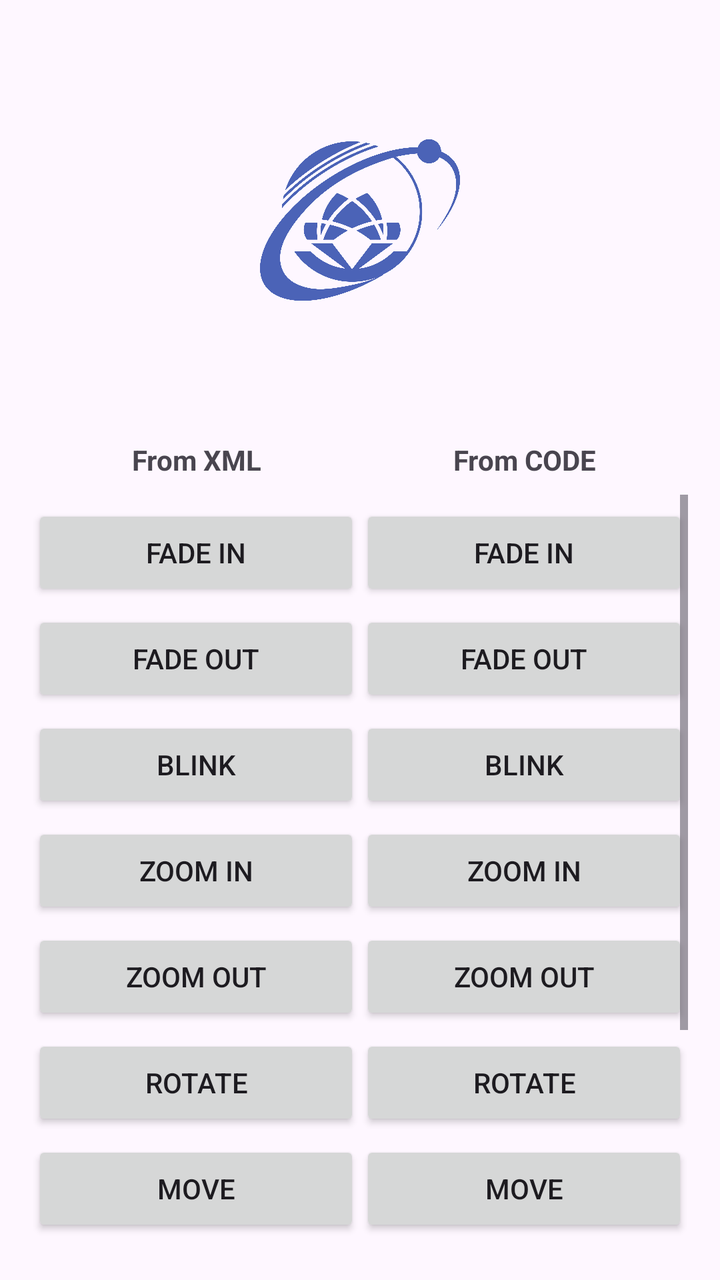
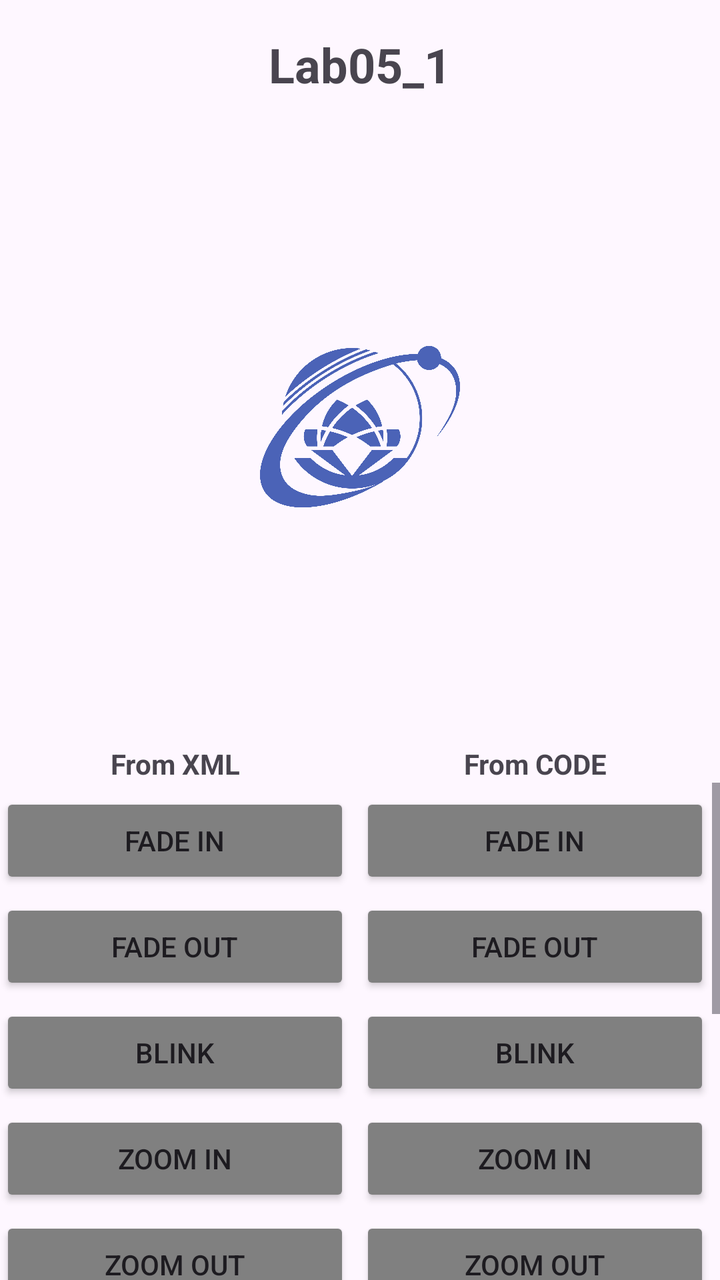

The first picture is an Android layout as it rendered before a commit; the second is the same layout after the commit. The layout source and the unified diff follow.
<!-- AndroidManifest.xml: activity theme Theme.Lab04_BaiTap1 -->
<!-- res/layout/activity_main.xml -->
<?xml version="1.0" encoding="utf-8"?>
<LinearLayout
    xmlns:android="http://schemas.android.com/apk/res/android"
    xmlns:tools="http://schemas.android.com/tools"
    android:layout_width="match_parent"
    android:layout_height="match_parent"
    android:orientation="vertical"
    android:padding="16dp"
    tools:context=".MainActivity">

    <FrameLayout
        android:layout_width="match_parent"
        android:layout_height="0dp"
        android:layout_weight="1">

        <ImageView
            android:id="@+id/iv_uit_logo"
            android:layout_width="@dimen/image_base"
            android:layout_height="@dimen/image_base"
            android:layout_gravity="center"
            android:scaleType="fitCenter"
            android:src="@drawable/uit_logo" />
    </FrameLayout>

    <LinearLayout
        android:layout_width="match_parent"
        android:layout_height="wrap_content"
        android:orientation="horizontal"
        android:layout_marginTop="16dp"
        android:layout_marginBottom="8dp">

        <TextView
            android:layout_width="0dp"
            android:layout_height="wrap_content"
            android:layout_weight="1"
            android:text="@string/from_xml"
            android:gravity="center"
            android:textStyle="bold" />

        <TextView
            android:layout_width="0dp"
            android:layout_height="wrap_content"
            android:layout_weight="1"
            android:text="@string/from_code"
            android:textStyle="bold"
            android:gravity="center" />
    </LinearLayout>

    <ScrollView
        android:layout_width="match_parent"
        android:layout_height="0dp"
        android:layout_weight="2">

        <LinearLayout
            android:layout_width="match_parent"
            android:layout_height="wrap_content"
            android:orientation="vertical">

            
            <LinearLayout
                android:layout_width="match_parent"
                android:layout_height="wrap_content"
                android:orientation="horizontal"
                android:layout_marginTop="@dimen/margin_base">
                <Button android:id="@+id/btn_fade_in_xml" android:layout_width="0dp" android:layout_height="wrap_content" android:layout_weight="1" android:text="@string/fade_in" />
                <Button android:id="@+id/btn_fade_in_code" android:layout_width="0dp" android:layout_height="wrap_content" android:layout_weight="1" android:text="@string/fade_in" />
            </LinearLayout>

            
            <LinearLayout
                android:layout_width="match_parent"
                android:layout_height="wrap_content"
                android:orientation="horizontal"
                android:layout_marginTop="@dimen/margin_base">
                <Button android:id="@+id/btn_fade_out_xml" android:layout_width="0dp" android:layout_height="wrap_content" android:layout_weight="1" android:text="@string/fade_out" />
                <Button android:id="@+id/btn_fade_out_code" android:layout_width="0dp" android:layout_height="wrap_content" android:layout_weight="1" android:text="@string/fade_out" />
            </LinearLayout>

            
            <LinearLayout
                android:layout_width="match_parent"
                android:layout_height="wrap_content"
                android:orientation="horizontal"
                android:layout_marginTop="@dimen/margin_base">
                <Button android:id="@+id/btn_blink_xml" android:layout_width="0dp" android:layout_height="wrap_content" android:layout_weight="1" android:text="@string/blink" />
                <Button android:id="@+id/btn_blink_code" android:layout_width="0dp" android:layout_height="wrap_content" android:layout_weight="1" android:text="@string/blink" />
            </LinearLayout>

            
            <LinearLayout
                android:layout_width="match_parent"
                android:layout_height="wrap_content"
                android:orientation="horizontal"
                android:layout_marginTop="@dimen/margin_base">
                <Button android:id="@+id/btn_zoom_in_xml" android:layout_width="0dp" android:layout_height="wrap_content" android:layout_weight="1" android:text="@string/zoom_in" />
                <Button android:id="@+id/btn_zoom_in_code" android:layout_width="0dp" android:layout_height="wrap_content" android:layout_weight="1" android:text="@string/zoom_in" />
            </LinearLayout>

            
            <LinearLayout
                android:layout_width="match_parent"
                android:layout_height="wrap_content"
                android:orientation="horizontal"
                android:layout_marginTop="@dimen/margin_base">
                <Button android:id="@+id/btn_zoom_out_xml" android:layout_width="0dp" android:layout_height="wrap_content" android:layout_weight="1" android:text="@string/zoom_out" />
                <Button android:id="@+id/btn_zoom_out_code" android:layout_width="0dp" android:layout_height="wrap_content" android:layout_weight="1" android:text="@string/zoom_out" />
            </LinearLayout>

            
            <LinearLayout
                android:layout_width="match_parent"
                android:layout_height="wrap_content"
                android:orientation="horizontal"
                android:layout_marginTop="@dimen/margin_base">
                <Button android:id="@+id/btn_rotate_xml" android:layout_width="0dp" android:layout_height="wrap_content" android:layout_weight="1" android:text="@string/rotate" />
                <Button android:id="@+id/btn_rotate_code" android:layout_width="0dp" android:layout_height="wrap_content" android:layout_weight="1" android:text="@string/rotate" />
            </LinearLayout>

            
            <LinearLayout
                android:layout_width="match_parent"
                android:layout_height="wrap_content"
                android:orientation="horizontal"
                android:layout_marginTop="@dimen/margin_base">
                <Button android:id="@+id/btn_move_xml" android:layout_width="0dp" android:layout_height="wrap_content" android:layout_weight="1" android:text="@string/move" />
                <Button android:id="@+id/btn_move_code" android:layout_width="0dp" android:layout_height="wrap_content" android:layout_weight="1" android:text="@string/move" />
            </LinearLayout>

            
            <LinearLayout
                android:layout_width="match_parent"
                android:layout_height="wrap_content"
                android:orientation="horizontal"
                android:layout_marginTop="@dimen/margin_base">
                <Button android:id="@+id/btn_slide_up_xml" android:layout_width="0dp" android:layout_height="wrap_content" android:layout_weight="1" android:text="@string/slide_up" />
                <Button android:id="@+id/btn_slide_up_code" android:layout_width="0dp" android:layout_height="wrap_content" android:layout_weight="1" android:text="@string/slide_up" />
            </LinearLayout>

            
            <LinearLayout
                android:layout_width="match_parent"
                android:layout_height="wrap_content"
                android:orientation="horizontal"
                android:layout_marginTop="@dimen/margin_base">
                <Button android:id="@+id/btn_bounce_xml" android:layout_width="0dp" android:layout_height="wrap_content" android:layout_weight="1" android:text="@string/bounce" />
                <Button android:id="@+id/btn_bounce_code" android:layout_width="0dp" android:layout_height="wrap_content" android:layout_weight="1" android:text="@string/bounce" />
            </LinearLayout>

            
            <LinearLayout
                android:layout_width="match_parent"
                android:layout_height="wrap_content"
                android:orientation="horizontal"
                android:layout_marginTop="@dimen/margin_base">
                <Button android:id="@+id/btn_combine_xml" android:layout_width="0dp" android:layout_height="wrap_content" android:layout_weight="1" android:text="@string/combine" />
                <Button android:id="@+id/btn_combine_code" android:layout_width="0dp" android:layout_height="wrap_content" android:layout_weight="1" android:text="@string/combine" />
            </LinearLayout>

        </LinearLayout>
    </ScrollView>

</LinearLayout>
<!-- resources referenced by this layout -->
<resources>
  <dimen name="image_base">100dp</dimen>
  <dimen name="margin_base">5dp</dimen>
  <!-- drawable uit_logo: png bitmap (drawable, 188524 bytes) -->
  <string name="blink">Blink</string>
  <string name="bounce">Bounce</string>
  <string name="combine">Combine</string>
  <string name="fade_in">Fade In</string>
  <string name="fade_out">Fade Out</string>
  <string name="from_code">From CODE</string>
  <string name="from_xml">From XML</string>
  <string name="move">Move</string>
  <string name="rotate">Rotate</string>
  <string name="slide_up">Slide Up</string>
  <string name="zoom_in">Zoom In</string>
  <string name="zoom_out">Zoom Out</string>
  <style name="Theme.Lab04_BaiTap1" parent="Base.Theme.Lab04_BaiTap1" />
  <style name="Base.Theme.Lab04_BaiTap1" parent="Theme.Material3.DayNight.NoActionBar">
          
          
      </style>
</resources>

<!-- the commit's change to res/layout/activity_main.xml (unified diff, before → after) -->
@@ -1,17 +1,23 @@
 <?xml version="1.0" encoding="utf-8"?>
-<LinearLayout
-    xmlns:android="http://schemas.android.com/apk/res/android"
-    xmlns:tools="http://schemas.android.com/tools"
+<LinearLayout xmlns:android="http://schemas.android.com/apk/res/android"
     android:layout_width="match_parent"
     android:layout_height="match_parent"
-    android:orientation="vertical"
-    android:padding="16dp"
-    tools:context=".MainActivity">
+    android:orientation="vertical">
+
+    
+    <TextView
+        android:layout_width="match_parent"
+        android:layout_height="wrap_content"
+        android:text="Lab05_1"
+        android:textSize="24sp"
+        android:textStyle="bold"
+        android:gravity="center"
+        android:padding="16dp" />
 
     <FrameLayout
         android:layout_width="match_parent"
         android:layout_height="0dp"
-        android:layout_weight="1">
+        android:layout_weight="6">
 
         <ImageView
             android:id="@+id/iv_uit_logo"
@@ -25,31 +31,34 @@
     <LinearLayout
         android:layout_width="match_parent"
         android:layout_height="wrap_content"
-        android:orientation="horizontal"
-        android:layout_marginTop="16dp"
-        android:layout_marginBottom="8dp">
+        android:layout_marginTop="@dimen/margin_basex2"
+        android:orientation="horizontal">
 
         <TextView
             android:layout_width="0dp"
             android:layout_height="wrap_content"
             android:layout_weight="1"
+            android:gravity="center"
+            android:layout_marginEnd="@dimen/margin_base"
+            android:layout_marginRight="@dimen/margin_base"
             android:text="@string/from_xml"
-            android:gravity="center"
             android:textStyle="bold" />
 
         <TextView
             android:layout_width="0dp"
             android:layout_height="wrap_content"
             android:layout_weight="1"
+            android:gravity="center"
+            android:layout_marginEnd="@dimen/margin_base"
+            android:layout_marginRight="@dimen/margin_base"
             android:text="@string/from_code"
-            android:textStyle="bold"
-            android:gravity="center" />
+            android:textStyle="bold" />
     </LinearLayout>
 
     <ScrollView
         android:layout_width="match_parent"
         android:layout_height="0dp"
-        android:layout_weight="2">
+        android:layout_weight="5">
 
         <LinearLayout
             android:layout_width="match_parent"
@@ -60,100 +69,321 @@
             <LinearLayout
                 android:layout_width="match_parent"
                 android:layout_height="wrap_content"
-                android:orientation="horizontal"
-                android:layout_marginTop="@dimen/margin_base">
-                <Button android:id="@+id/btn_fade_in_xml" android:layout_width="0dp" android:layout_height="wrap_content" android:layout_weight="1" android:text="@string/fade_in" />
-                <Button android:id="@+id/btn_fade_in_code" android:layout_width="0dp" android:layout_height="wrap_content" android:layout_weight="1" android:text="@string/fade_in" />
-            </LinearLayout>
-
-            
-            <LinearLayout
-                android:layout_width="match_parent"
-                android:layout_height="wrap_content"
-                android:orientation="horizontal"
-                android:layout_marginTop="@dimen/margin_base">
-                <Button android:id="@+id/btn_fade_out_xml" android:layout_width="0dp" android:layout_height="wrap_content" android:layout_weight="1" android:text="@string/fade_out" />
-                <Button android:id="@+id/btn_fade_out_code" android:layout_width="0dp" android:layout_height="wrap_content" android:layout_weight="1" android:text="@string/fade_out" />
-            </LinearLayout>
-
-            
-            <LinearLayout
-                android:layout_width="match_parent"
-                android:layout_height="wrap_content"
-                android:orientation="horizontal"
-                android:layout_marginTop="@dimen/margin_base">
-                <Button android:id="@+id/btn_blink_xml" android:layout_width="0dp" android:layout_height="wrap_content" android:layout_weight="1" android:text="@string/blink" />
-                <Button android:id="@+id/btn_blink_code" android:layout_width="0dp" android:layout_height="wrap_content" android:layout_weight="1" android:text="@string/blink" />
-            </LinearLayout>
-
-            
-            <LinearLayout
-                android:layout_width="match_parent"
-                android:layout_height="wrap_content"
-                android:orientation="horizontal"
-                android:layout_marginTop="@dimen/margin_base">
-                <Button android:id="@+id/btn_zoom_in_xml" android:layout_width="0dp" android:layout_height="wrap_content" android:layout_weight="1" android:text="@string/zoom_in" />
-                <Button android:id="@+id/btn_zoom_in_code" android:layout_width="0dp" android:layout_height="wrap_content" android:layout_weight="1" android:text="@string/zoom_in" />
-            </LinearLayout>
-
-            
-            <LinearLayout
-                android:layout_width="match_parent"
-                android:layout_height="wrap_content"
-                android:orientation="horizontal"
-                android:layout_marginTop="@dimen/margin_base">
-                <Button android:id="@+id/btn_zoom_out_xml" android:layout_width="0dp" android:layout_height="wrap_content" android:layout_weight="1" android:text="@string/zoom_out" />
-                <Button android:id="@+id/btn_zoom_out_code" android:layout_width="0dp" android:layout_height="wrap_content" android:layout_weight="1" android:text="@string/zoom_out" />
-            </LinearLayout>
-
-            
-            <LinearLayout
-                android:layout_width="match_parent"
-                android:layout_height="wrap_content"
-                android:orientation="horizontal"
-                android:layout_marginTop="@dimen/margin_base">
-                <Button android:id="@+id/btn_rotate_xml" android:layout_width="0dp" android:layout_height="wrap_content" android:layout_weight="1" android:text="@string/rotate" />
-                <Button android:id="@+id/btn_rotate_code" android:layout_width="0dp" android:layout_height="wrap_content" android:layout_weight="1" android:text="@string/rotate" />
-            </LinearLayout>
-
-            
-            <LinearLayout
-                android:layout_width="match_parent"
-                android:layout_height="wrap_content"
-                android:orientation="horizontal"
-                android:layout_marginTop="@dimen/margin_base">
-                <Button android:id="@+id/btn_move_xml" android:layout_width="0dp" android:layout_height="wrap_content" android:layout_weight="1" android:text="@string/move" />
-                <Button android:id="@+id/btn_move_code" android:layout_width="0dp" android:layout_height="wrap_content" android:layout_weight="1" android:text="@string/move" />
-            </LinearLayout>
-
-            
-            <LinearLayout
-                android:layout_width="match_parent"
-                android:layout_height="wrap_content"
-                android:orientation="horizontal"
-                android:layout_marginTop="@dimen/margin_base">
-                <Button android:id="@+id/btn_slide_up_xml" android:layout_width="0dp" android:layout_height="wrap_content" android:layout_weight="1" android:text="@string/slide_up" />
-                <Button android:id="@+id/btn_slide_up_code" android:layout_width="0dp" android:layout_height="wrap_content" android:layout_weight="1" android:text="@string/slide_up" />
-            </LinearLayout>
-
-            
-            <LinearLayout
-                android:layout_width="match_parent"
-                android:layout_height="wrap_content"
-                android:orientation="horizontal"
-                android:layout_marginTop="@dimen/margin_base">
-                <Button android:id="@+id/btn_bounce_xml" android:layout_width="0dp" android:layout_height="wrap_content" android:layout_weight="1" android:text="@string/bounce" />
-                <Button android:id="@+id/btn_bounce_code" android:layout_width="0dp" android:layout_height="wrap_content" android:layout_weight="1" android:text="@string/bounce" />
-            </LinearLayout>
-
-            
-            <LinearLayout
-                android:layout_width="match_parent"
-                android:layout_height="wrap_content"
-                android:orientation="horizontal"
-                android:layout_marginTop="@dimen/margin_base">
-                <Button android:id="@+id/btn_combine_xml" android:layout_width="0dp" android:layout_height="wrap_content" android:layout_weight="1" android:text="@string/combine" />
-                <Button android:id="@+id/btn_combine_code" android:layout_width="0dp" android:layout_height="wrap_content" android:layout_weight="1" android:text="@string/combine" />
+                android:layout_marginTop="@dimen/margin_base"
+                android:orientation="horizontal">
+
+                <Button
+                    android:id="@+id/btn_fade_in_xml"
+                    android:layout_width="0dp"
+                    android:layout_height="wrap_content"
+                    android:layout_weight="1"
+                    android:gravity="center"
+                    android:layout_marginEnd="@dimen/margin_base"
+                    android:layout_marginRight="@dimen/margin_base"
+                    android:text="@string/fade_in"
+                    android:textAllCaps="true"
+                    android:backgroundTint="#808080" />
+
+                <Button
+                    android:id="@+id/btn_fade_in_code"
+                    android:layout_width="0dp"
+                    android:layout_height="wrap_content"
+                    android:layout_weight="1"
+                    android:gravity="center"
+                    android:layout_marginEnd="@dimen/margin_base"
+                    android:layout_marginRight="@dimen/margin_base"
+                    android:text="@string/fade_in"
+                    android:textAllCaps="true"
+                    android:backgroundTint="#808080" />
+            </LinearLayout>
+
+            
+            <LinearLayout
+                android:layout_width="match_parent"
+                android:layout_height="wrap_content"
+                android:layout_marginTop="@dimen/margin_base"
+                android:orientation="horizontal">
+
+                <Button
+                    android:id="@+id/btn_fade_out_xml"
+                    android:layout_width="0dp"
+                    android:layout_height="wrap_content"
+                    android:layout_weight="1"
+                    android:gravity="center"
+                    android:layout_marginEnd="@dimen/margin_base"
+                    android:layout_marginRight="@dimen/margin_base"
+                    android:text="@string/fade_out"
+                    android:textAllCaps="true"
+                    android:backgroundTint="#808080" />
+
+                <Button
+                    android:id="@+id/btn_fade_out_code"
+                    android:layout_width="0dp"
+                    android:layout_height="wrap_content"
+                    android:layout_weight="1"
+                    android:gravity="center"
+                    android:layout_marginEnd="@dimen/margin_base"
+                    android:layout_marginRight="@dimen/margin_base"
+                    android:text="@string/fade_out"
+                    android:textAllCaps="true"
+                    android:backgroundTint="#808080" />
+            </LinearLayout>
+
+            
+            <LinearLayout
+                android:layout_width="match_parent"
+                android:layout_height="wrap_content"
+                android:layout_marginTop="@dimen/margin_base"
+                android:orientation="horizontal">
+
+                <Button
+                    android:id="@+id/btn_blink_xml"
+                    android:layout_width="0dp"
+                    android:layout_height="wrap_content"
+                    android:layout_weight="1"
+                    android:gravity="center"
+                    android:layout_marginEnd="@dimen/margin_base"
+                    android:layout_marginRight="@dimen/margin_base"
+                    android:text="@string/blink"
+                    android:textAllCaps="true"
+                    android:backgroundTint="#808080" />
+
+                <Button
+                    android:id="@+id/btn_blink_code"
+                    android:layout_width="0dp"
+                    android:layout_height="wrap_content"
+                    android:layout_weight="1"
+                    android:gravity="center"
+                    android:layout_marginEnd="@dimen/margin_base"
+                    android:layout_marginRight="@dimen/margin_base"
+                    android:text="@string/blink"
+                    android:textAllCaps="true"
+                    android:backgroundTint="#808080" />
+            </LinearLayout>
+
+            
+            <LinearLayout
+                android:layout_width="match_parent"
+                android:layout_height="wrap_content"
+                android:layout_marginTop="@dimen/margin_base"
+                android:orientation="horizontal">
+
+                <Button
+                    android:id="@+id/btn_zoom_in_xml"
+                    android:layout_width="0dp"
+                    android:layout_height="wrap_content"
+                    android:layout_weight="1"
+                    android:gravity="center"
+                    android:layout_marginEnd="@dimen/margin_base"
+                    android:layout_marginRight="@dimen/margin_base"
+                    android:text="@string/zoom_in"
+                    android:textAllCaps="true"
+                    android:backgroundTint="#808080" />
+
+                <Button
+                    android:id="@+id/btn_zoom_in_code"
+                    android:layout_width="0dp"
+                    android:layout_height="wrap_content"
+                    android:layout_weight="1"
+                    android:gravity="center"
+                    android:layout_marginEnd="@dimen/margin_base"
+                    android:layout_marginRight="@dimen/margin_base"
+                    android:text="@string/zoom_in"
+                    android:textAllCaps="true"
+                    android:backgroundTint="#808080" />
+            </LinearLayout>
+
+            
+            <LinearLayout
+                android:layout_width="match_parent"
+                android:layout_height="wrap_content"
+                android:layout_marginTop="@dimen/margin_base"
+                android:orientation="horizontal">
+
+                <Button
+                    android:id="@+id/btn_zoom_out_xml"
+                    android:layout_width="0dp"
+                    android:layout_height="wrap_content"
+                    android:layout_weight="1"
+                    android:gravity="center"
+                    android:layout_marginEnd="@dimen/margin_base"
+                    android:layout_marginRight="@dimen/margin_base"
+                    android:text="@string/zoom_out"
+                    android:textAllCaps="true"
+                    android:backgroundTint="#808080" />
+
+                <Button
+                    android:id="@+id/btn_zoom_out_code"
+                    android:layout_width="0dp"
+                    android:layout_height="wrap_content"
+                    android:layout_weight="1"
+                    android:gravity="center"
+                    android:layout_marginEnd="@dimen/margin_base"
+                    android:layout_marginRight="@dimen/margin_base"
+                    android:text="@string/zoom_out"
+                    android:textAllCaps="true"
+                    android:backgroundTint="#808080" />
+            </LinearLayout>
+
+            
+            <LinearLayout
+                android:layout_width="match_parent"
+                android:layout_height="wrap_content"
+                android:layout_marginTop="@dimen/margin_base"
+                android:orientation="horizontal">
+
+                <Button
+                    android:id="@+id/btn_rotate_xml"
+                    android:layout_width="0dp"
+                    android:layout_height="wrap_content"
+                    android:layout_weight="1"
+                    android:gravity="center"
+                    android:layout_marginEnd="@dimen/margin_base"
+                    android:layout_marginRight="@dimen/margin_base"
+                    android:text="@string/rotate"
+                    android:textAllCaps="true"
+                    android:backgroundTint="#808080" />
+
+                <Button
+                    android:id="@+id/btn_rotate_code"
+                    android:layout_width="0dp"
+                    android:layout_height="wrap_content"
+                    android:layout_weight="1"
+                    android:gravity="center"
+                    android:layout_marginEnd="@dimen/margin_base"
+                    android:layout_marginRight="@dimen/margin_base"
+                    android:text="@string/rotate"
+                    android:textAllCaps="true"
+                    android:backgroundTint="#808080" />
+            </LinearLayout>
+
+            
+            <LinearLayout
+                android:layout_width="match_parent"
+                android:layout_height="wrap_content"
+                android:layout_marginTop="@dimen/margin_base"
+                android:orientation="horizontal">
+
+                <Button
+                    android:id="@+id/btn_move_xml"
+                    android:layout_width="0dp"
+                    android:layout_height="wrap_content"
+                    android:layout_weight="1"
+                    android:gravity="center"
+                    android:layout_marginEnd="@dimen/margin_base"
+                    android:layout_marginRight="@dimen/margin_base"
+                    android:text="@string/move"
+                    android:textAllCaps="true"
+                    android:backgroundTint="#808080" />
+
+                <Button
+                    android:id="@+id/btn_move_code"
+                    android:layout_width="0dp"
+                    android:layout_height="wrap_content"
+                    android:layout_weight="1"
+                    android:gravity="center"
+                    android:layout_marginEnd="@dimen/margin_base"
+                    android:layout_marginRight="@dimen/margin_base"
+                    android:text="@string/move"
+                    android:textAllCaps="true"
+                    android:backgroundTint="#808080" />
+            </LinearLayout>
+
+            
+            <LinearLayout
+                android:layout_width="match_parent"
+                android:layout_height="wrap_content"
+                android:layout_marginTop="@dimen/margin_base"
+                android:orientation="horizontal">
+
+                <Button
+                    android:id="@+id/btn_slide_up_xml"
+                    android:layout_width="0dp"
+                    android:layout_height="wrap_content"
+                    android:layout_weight="1"
+                    android:gravity="center"
+                    android:layout_marginEnd="@dimen/margin_base"
+                    android:layout_marginRight="@dimen/margin_base"
+                    android:text="@string/slide_up"
+                    android:textAllCaps="true"
+                    android:backgroundTint="#808080" />
+
+                <Button
+                    android:id="@+id/btn_slide_up_code"
+                    android:layout_width="0dp"
+                    android:layout_height="wrap_content"
+                    android:layout_weight="1"
+                    android:gravity="center"
+                    android:layout_marginEnd="@dimen/margin_base"
+                    android:layout_marginRight="@dimen/margin_base"
+                    android:text="@string/slide_up"
+                    android:textAllCaps="true"
+                    android:backgroundTint="#808080" />
+            </LinearLayout>
+
+            
+            <LinearLayout
+                android:layout_width="match_parent"
+                android:layout_height="wrap_content"
+                android:layout_marginTop="@dimen/margin_base"
+                android:orientation="horizontal">
+
+                <Button
+                    android:id="@+id/btn_bounce_xml"
+                    android:layout_width="0dp"
+                    android:layout_height="wrap_content"
+                    android:layout_weight="1"
+                    android:gravity="center"
+                    android:layout_marginEnd="@dimen/margin_base"
+                    android:layout_marginRight="@dimen/margin_base"
+                    android:text="@string/bounce"
+                    android:textAllCaps="true"
+                    android:backgroundTint="#808080" />
+
+                <Button
+                    android:id="@+id/btn_bounce_code"
+                    android:layout_width="0dp"
+                    android:layout_height="wrap_content"
+                    android:layout_weight="1"
+                    android:gravity="center"
+                    android:layout_marginEnd="@dimen/margin_base"
+                    android:layout_marginRight="@dimen/margin_base"
+                    android:text="@string/bounce"
+                    android:textAllCaps="true"
+                    android:backgroundTint="#808080" />
+            </LinearLayout>
+
+            
+            <LinearLayout
+                android:layout_width="match_parent"
+                android:layout_height="wrap_content"
+                android:layout_marginTop="@dimen/margin_base"
+                android:layout_marginBottom="@dimen/margin_base"
+                android:orientation="horizontal">
+
+                <Button
+                    android:id="@+id/btn_combine_xml"
+                    android:layout_width="0dp"
+                    android:layout_height="wrap_content"
+                    android:layout_weight="1"
+                    android:gravity="center"
+                    android:layout_marginEnd="@dimen/margin_base"
+                    android:layout_marginRight="@dimen/margin_base"
+                    android:text="@string/combine"
+                    android:textAllCaps="true"
+                    android:backgroundTint="#808080" />
+
+                <Button
+                    android:id="@+id/btn_combine_code"
+                    android:layout_width="0dp"
+                    android:layout_height="wrap_content"
+                    android:layout_weight="1"
+                    android:gravity="center"
+                    android:layout_marginEnd="@dimen/margin_base"
+                    android:layout_marginRight="@dimen/margin_base"
+                    android:text="@string/combine"
+                    android:textAllCaps="true"
+                    android:backgroundTint="#808080" />
             </LinearLayout>
 
         </LinearLayout>
<!-- resource entries referenced after the edit -->
@@ -2,6 +2,7 @@
 <resources>
   <dimen name="image_base">100dp</dimen>
   <dimen name="margin_base">5dp</dimen>
+  <dimen name="margin_basex2">10dp</dimen>
   <!-- drawable uit_logo: png bitmap (drawable, 188524 bytes) -->
   <string name="blink">Blink</string>
   <string name="bounce">Bounce</string>
